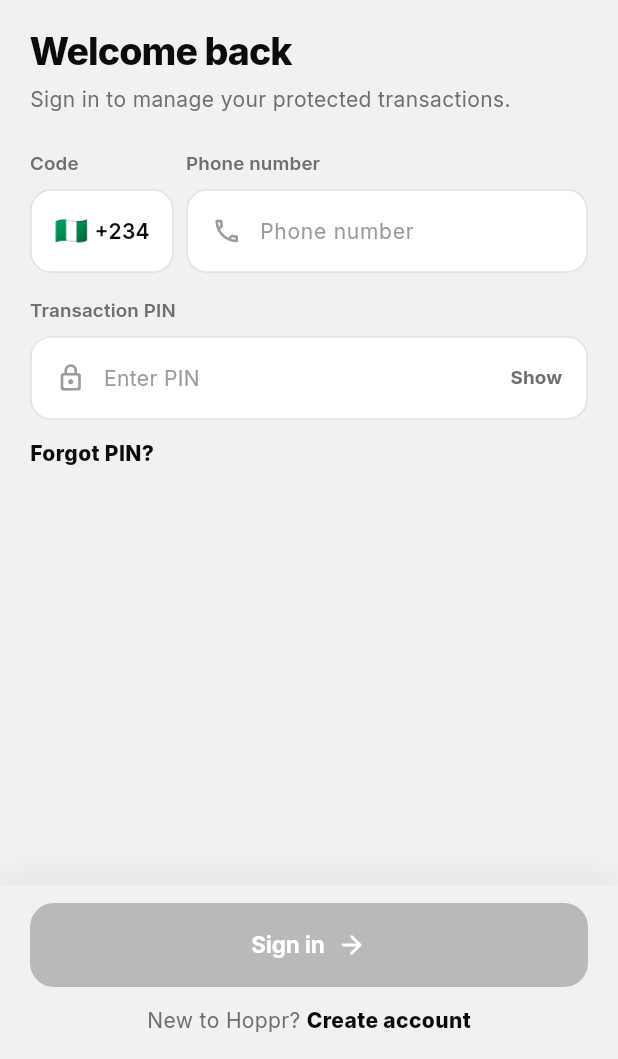
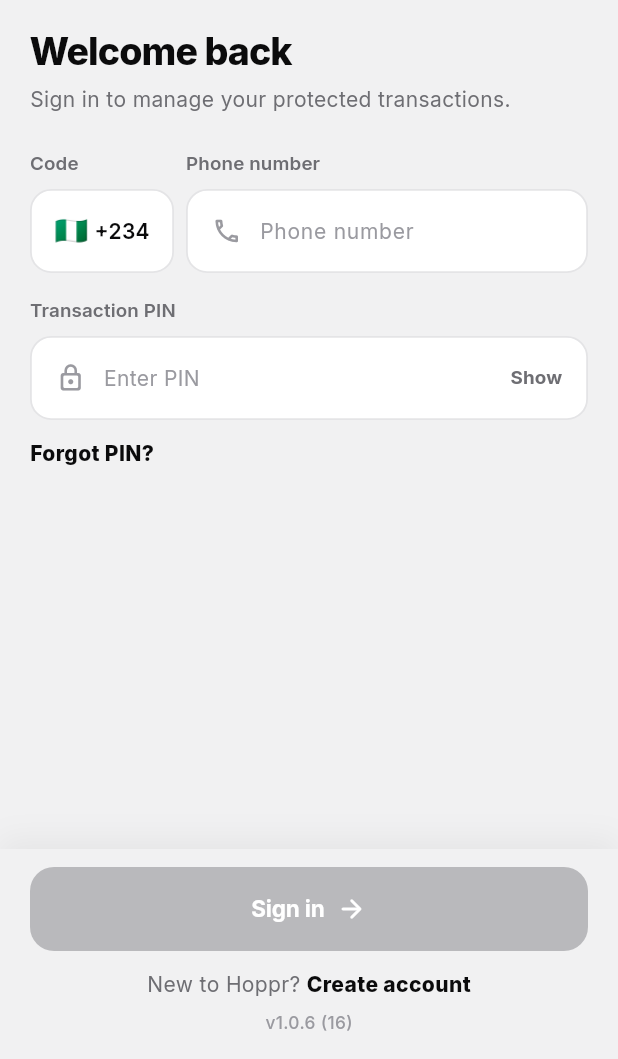
Before and after one commit to vigneshkumar-001/hopprhtp_app, a Flutter app: the SignUpScreen screen opened directly, after a tap on "Sign in", on a phone screen of 412 x 824 dp, the part 177-1236 px from its top. Run offline on Flutter 3.47's test engine with Material 3 defaults, Android fonts, the phone set to English and light mode, and no system bars; drawn by our look-alikes of flutter_animate; our stand-ins replace connectivity_plus, dio, firebase_auth, firebase_core, firebase_messaging, flutter_feather_icons and 13 more; accounts and stored records are empty; network calls fail.

Commit message:
Show app version on auth screens, use Hoppr brand mark in update sheet
Adds a small tertiary-caption version indicator at the bottom of the
Sign In and Create Account screens (all steps), and swaps the update
bottom sheet's generic icon for the actual BrandMark.

```diff
--- a/lib/features/auth/signin_screen.dart
+++ b/lib/features/auth/signin_screen.dart
@@ -202,6 +202,13 @@ class _SignInScreenState extends ConsumerState<SignInScreen> {
               ),
             const SizedBox(height: AppSizes.md),
             _CreateAccountPrompt(),
+            const SizedBox(height: AppSizes.sm),
+            Center(
+              child: Text(
+                ref.watch(appVersionProvider).valueOrNull ?? '',
+                style: AppText.caption.copyWith(color: AppColors.textTertiary),
+              ),
+            ),
           ],
         ),
         body: Column(
--- a/lib/features/auth/signup_screen.dart
+++ b/lib/features/auth/signup_screen.dart
@@ -8,6 +8,7 @@ import '../../core/native/phone_hint_service.dart';
 import '../../core/network/api_exception.dart';
 import '../../core/network/connectivity.dart';
 import '../../core/network/error_messages.dart';
+import '../../core/providers.dart';
 import '../../core/routing/app_transitions.dart';
 import '../../core/theme/app_colors.dart';
 import '../../core/theme/app_sizes.dart';
@@ -52,7 +53,8 @@ class _SignUpScreenState extends ConsumerState<SignUpScreen> {
   final _lastName = TextEditingController();
   final _phone = TextEditingController();
   final _email = TextEditingController();
-  Country _phoneCountry = countryByIso2(kDefaultCountryIso2) ?? kCountries.first;
+  Country _phoneCountry =
+      countryByIso2(kDefaultCountryIso2) ?? kCountries.first;
 
   // Step 2 (OTP, 6 digits) & Step 3 (PIN, 6 digits)
   final _otp = TextEditingController();
@@ -171,7 +173,10 @@ class _SignUpScreenState extends ConsumerState<SignUpScreen> {
   }
 
   Future<void> _pickPhoneCountry() async {
-    final c = await showCountryPicker(context, selectedIso2: _phoneCountry.iso2);
+    final c = await showCountryPicker(
+      context,
+      selectedIso2: _phoneCountry.iso2,
+    );
     if (c != null) setState(() => _phoneCountry = c);
   }
 
@@ -329,7 +334,10 @@ class _SignUpScreenState extends ConsumerState<SignUpScreen> {
           return;
         }
         if (_firebaseIdToken == null) {
-          AppSnackbar.error(context, 'Phone verification failed. Please try again.');
+          AppSnackbar.error(
+            context,
+            'Phone verification failed. Please try again.',
+          );
           return;
         }
         setState(() => _busy = true);
@@ -491,7 +499,8 @@ class _SignUpScreenState extends ConsumerState<SignUpScreen> {
                     ),
                     _StepPin(pin: _pin, focusNode: _pinFocus),
                     _StepDone(
-                      name: '${_firstName.text.trim()} ${_lastName.text.trim()}'.trim(),
+                      name: '${_firstName.text.trim()} ${_lastName.text.trim()}'
+                          .trim(),
                       contact: _email.text.trim().isNotEmpty
                           ? _email.text.trim()
                           : _phone.text.trim(),
@@ -520,6 +529,15 @@ class _SignUpScreenState extends ConsumerState<SignUpScreen> {
                       const SizedBox(height: AppSizes.md),
                       _SignInPrompt(),
                     ],
+                    const SizedBox(height: AppSizes.xs),
+                    Center(
+                      child: Text(
+                        ref.watch(appVersionProvider).valueOrNull ?? '',
+                        style: AppText.caption.copyWith(
+                          color: AppColors.textTertiary,
+                        ),
+                      ),
+                    ),
                   ],
                 ),
               ),
@@ -622,7 +640,10 @@ class _StepAccount extends StatelessWidget {
           children: [
             SizedBox(
               width: 96,
-              child: _CountryPickerField(country: country, onTap: onPickCountry),
+              child: _CountryPickerField(
+                country: country,
+                onTap: onPickCountry,
+              ),
             ),
             const SizedBox(width: AppSizes.sm),
             Expanded(
```
Also changed, not shown: lib/features/update/update_gate.dart (+2 -9 lines).
